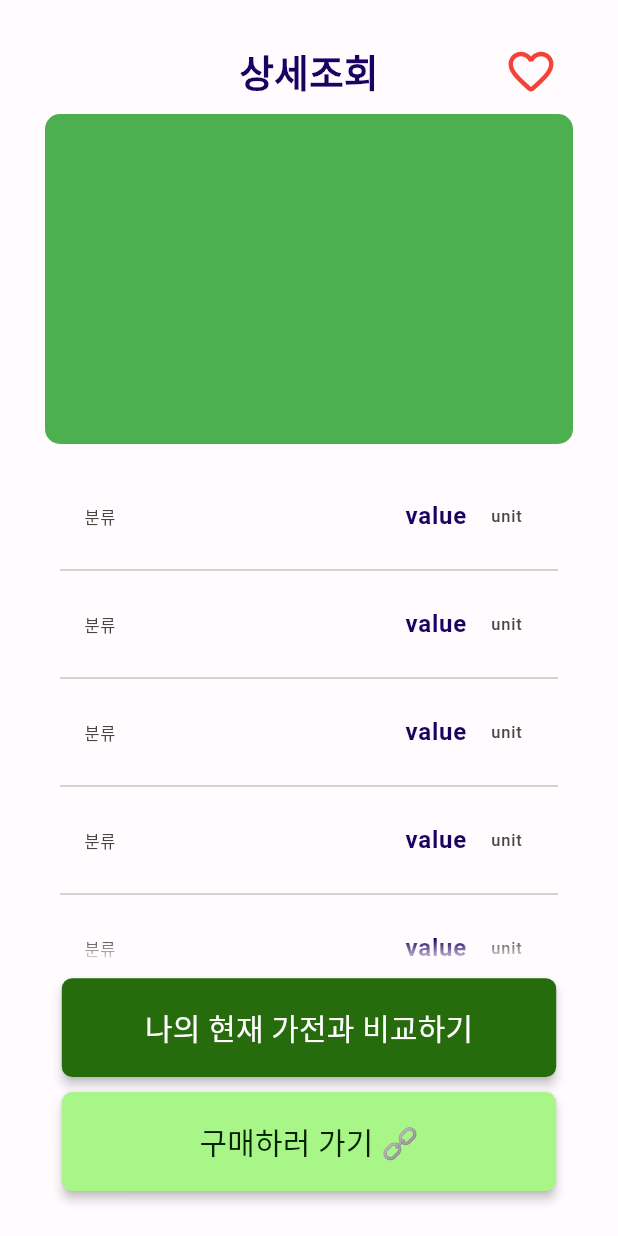
After one commit to ejoohee/knocknock, a Flutter app: the NewApplianceDetail screen opened directly, on a phone screen of 412 x 824 dp. The commit adds this screen. Run offline on Flutter 3.47's test engine with Material 3 defaults, Android fonts, the light colour scheme and no system bars; our stand-ins replace flutter_secure_storage; missing offline and left inert: http_interceptor, remedi_kopo; accounts and stored records are empty.

Commit message:
[236] Feat : - 새 가전 상세 페이지 제작 - 에너지 소비효율 등급 컬러 파일 제작 - 버튼 컴포넌트 제작

```diff
--- /dev/null
+++ b/front/knocknock/lib/components/buttons.dart
@@ -0,0 +1,44 @@
+import 'package:flutter/material.dart';
+
+import 'package:flutter/material.dart';
+
+class KnockButton extends ElevatedButton {
+  final double width;
+  final double height;
+  final String label;
+  final Color bColor;
+  final Color fColor;
+
+  @override
+  KnockButton({
+    Key? key,
+    required VoidCallback onPressed,
+    required this.width,
+    required this.height,
+    required this.label,
+    required this.bColor,
+    required this.fColor,
+  }) : super(
+          key: key,
+          onPressed: onPressed,
+          child: Text(
+            label,
+            style: TextStyle(
+              fontSize: 20,
+              color: fColor,
+            ),
+          ),
+          style: ButtonStyle(
+            backgroundColor: MaterialStateProperty.all<Color>(bColor),
+            fixedSize: MaterialStateProperty.all<Size>(
+              Size(width, height),
+            ),
+            shape: MaterialStateProperty.all<RoundedRectangleBorder>(
+              RoundedRectangleBorder(
+                borderRadius: BorderRadius.circular(7.0), // 모서리 라운딩 설정
+              ),
+            ),
+            elevation: MaterialStateProperty.all<double>(3),
+          ),
+        );
+}
--- /dev/null
+++ b/front/knocknock/lib/constants/color_chart.dart
@@ -0,0 +1,17 @@
+import 'package:flutter/widgets.dart';
+
+class ColorChart {
+  /*
+   * 에너지소비효율등급 라벨 컬러
+   */
+  //Pantone 376C
+  static const Color first = Color.fromRGBO(132, 189, 0, 0);
+  //Pantone 389C
+  static const Color second = Color.fromRGBO(208, 223, 0, 0);
+  //Pantone YellowC
+  static const Color third = Color.fromRGBO(254, 221, 0, 0);
+  //Pantone 1375C
+  static const Color forth = Color.fromRGBO(255, 158, 27, 0);
+  //Pantone 1795C
+  static const Color fifth = Color.fromRGBO(210, 38, 48, 0);
+}
--- a/front/knocknock/lib/screens/new_appliance_category_each.dart
+++ b/front/knocknock/lib/screens/new_appliance_category_each.dart
@@ -1,5 +1,5 @@
 import 'package:flutter/material.dart';
-import 'package:knocknock/models/new_model_tile.dart';
+import 'package:knocknock/models/appliance_model.dart';
 
 class NewApplianceCategoryEach extends StatefulWidget {
   const NewApplianceCategoryEach({super.key});
--- /dev/null
+++ b/front/knocknock/lib/screens/new_appliance_detail.dart
@@ -0,0 +1,239 @@
+import 'package:flutter/material.dart';
+import 'package:knocknock/components/buttons.dart';
+
+class NewApplianceDetail extends StatefulWidget {
+  const NewApplianceDetail({super.key});
+
+  @override
+  State<NewApplianceDetail> createState() => _NewApplianceDetailState();
+}
+
+class _NewApplianceDetailState extends State<NewApplianceDetail> {
+  @override
+  Widget build(BuildContext context) {
+    return Scaffold(
+      body: SafeArea(
+        child: Padding(
+          padding: const EdgeInsets.symmetric(vertical: 30),
+          child: Column(
+            children: [
+              const Stack(
+                children: [
+                  Center(
+                    child: Text(
+                      "상세조회",
+                      style: TextStyle(
+                        fontSize: 25, // 아이콘은 약 1.5배하자
+                        fontWeight: FontWeight.w700,
+                      ),
+                    ),
+                  ),
+                  Row(
+                    mainAxisAlignment: MainAxisAlignment.end,
+                    crossAxisAlignment: CrossAxisAlignment.center,
+                    children: [
+                      Icon(
+                        Icons.favorite_border_rounded,
+                        color: Colors.red,
+                        size: 36,
+                      ),
+                      SizedBox(
+                        width: 40,
+                      )
+                    ],
+                  ),
+                ],
+              ),
+              Container(
+                margin: const EdgeInsets.symmetric(
+                  vertical: 10,
+                  horizontal: 30,
+                ),
+                height: 220,
+                decoration: const BoxDecoration(
+                  borderRadius: BorderRadius.all(Radius.circular(10)),
+                  color: Colors.green,
+                ),
+              ),
+              Expanded(
+                child: Padding(
+                  padding: const EdgeInsets.symmetric(
+                    horizontal: 40.0,
+                    vertical: 10,
+                  ),
+                  child: ShaderMask(
+                    shaderCallback: (Rect bounds) {
+                      return LinearGradient(
+                        //아래 속성들을 조절하여 원하는 값을 얻을 수 있다.
+                        begin: Alignment.center,
+                        end: Alignment.topCenter,
+                        colors: [Colors.white, Colors.white.withOpacity(0.02)],
+                        stops: const [0.9, 1],
+                        tileMode: TileMode.mirror,
+                      ).createShader(bounds);
+                    },
+                    child: ListView(
+                      children: const [
+                        ListTile(
+                          leading: Text(
+                            "분류",
+                          ),
+                          title: Text(
+                            "value",
+                            style: TextStyle(
+                              fontWeight: FontWeight.w700,
+                            ),
+                            textAlign: TextAlign.end,
+                          ),
+                          trailing: Text(
+                            "unit",
+                          ),
+                        ),
+                        Divider(),
+                        ListTile(
+                          leading: Text(
+                            "분류",
+                          ),
+                          title: Text(
+                            "value",
+                            style: TextStyle(
+                              fontWeight: FontWeight.w700,
+                            ),
+                            textAlign: TextAlign.end,
+                          ),
+                          trailing: Text(
+                            "unit",
+                          ),
+                        ),
+                        Divider(),
+                        ListTile(
+                          leading: Text(
+                            "분류",
+                          ),
+                          title: Text(
+                            "value",
+                            style: TextStyle(
+                              fontWeight: FontWeight.w700,
+                            ),
+                            textAlign: TextAlign.end,
+                          ),
+                          trailing: Text(
+                            "unit",
+                          ),
+                        ),
+                        Divider(),
+                        ListTile(
+                          leading: Text(
+                            "분류",
+                          ),
+                          title: Text(
+                            "value",
+                            style: TextStyle(
+                              fontWeight: FontWeight.w700,
+                            ),
+                            textAlign: TextAlign.end,
+                          ),
+                          trailing: Text(
+                            "unit",
+                          ),
+                        ),
+                        Divider(),
+                        ListTile(
+                          leading: Text(
+                            "분류",
+                          ),
+                          title: Text(
+                            "value",
+                            style: TextStyle(
+                              fontWeight: FontWeight.w700,
+                            ),
+                            textAlign: TextAlign.end,
+                          ),
+                          trailing: Text(
+                            "unit",
+                          ),
+                        ),
+                        Divider(),
+                        ListTile(
+                          leading: Text(
+                            "분류",
+                          ),
+                          title: Text(
+                            "value",
+                            style: TextStyle(
+                              fontWeight: FontWeight.w700,
+                            ),
+                            textAlign: TextAlign.end,
+                          ),
+                          trailing: Text(
+                            "unit",
+                          ),
+                        ),
+                        Divider(),
+                        ListTile(
+                          leading: Text(
+                            "분류",
+                          ),
+                          title: Text(
+                            "value",
+                            style: TextStyle(
+                              fontWeight: FontWeight.w700,
+                            ),
+                            textAlign: TextAlign.end,
+                          ),
+                          trailing: Text(
+                            "unit",
+                          ),
+                        ),
+                        Divider(),
+                        ListTile(
+                          leading: Text(
+                            "분류",
+                          ),
+                          title: Text(
+                            "value",
+                            style: TextStyle(
+                              fontWeight: FontWeight.w700,
+                            ),
+                            textAlign: TextAlign.end,
+                          ),
+                          trailing: Text(
+                            "unit",
+                          ),
+                        ),
+                        Divider(),
+                      ],
+                    ),
+                  ),
+                ),
+              ),
+              KnockButton(
+                onPressed: () {
+                  // 버튼 클릭 시 실행할 동작
+                },
+                bColor: Theme.of(context).colorScheme.primary,
+                fColor: Theme.of(context).colorScheme.onPrimary,
+                width: MediaQuery.of(context).size.width * 0.8, // 버튼의 너비
+                height: MediaQuery.of(context).size.width * 0.16, // 버튼의 높이
+                label: "나의 현재 가전과 비교하기", // 버튼에 표시할 텍스트
+              ),
+              const SizedBox(
+                height: 10,
+              ),
+              KnockButton(
+                onPressed: () {
+                  // 버튼 클릭 시 실행할 동작
+                },
+                bColor: Theme.of(context).colorScheme.primaryContainer,
+                fColor: Theme.of(context).colorScheme.onPrimaryContainer,
+                width: MediaQuery.of(context).size.width * 0.8, // 버튼의 너비
+                height: MediaQuery.of(context).size.width * 0.16, // 버튼의 높이
+                label: "구매하러 가기 🔗", // 버튼에 표시할 텍스트
+              )
+            ],
+          ),
+        ),
+      ),
+    );
+  }
+}
```
Also changed, not shown: front/knocknock/lib/screens/manage_appliances.dart (renamed from front/knocknock/lib/screens/manageAppliances.dart).
